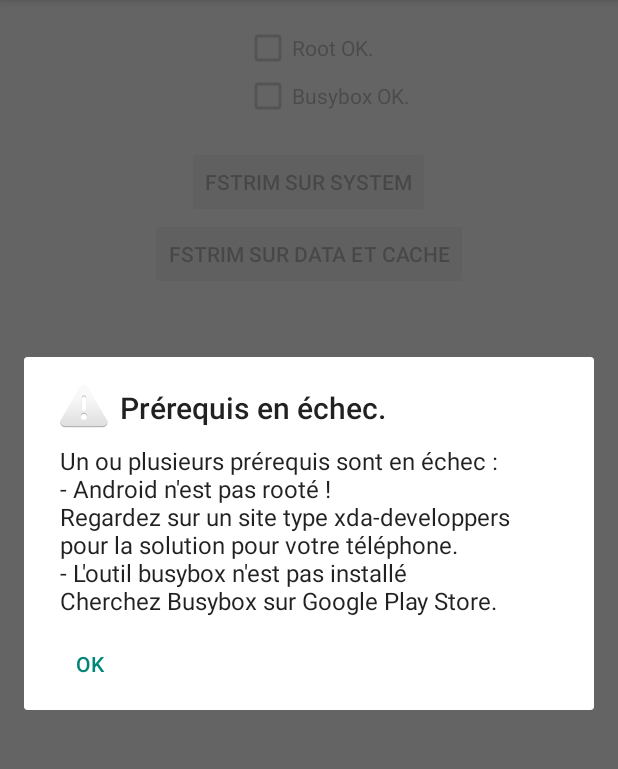
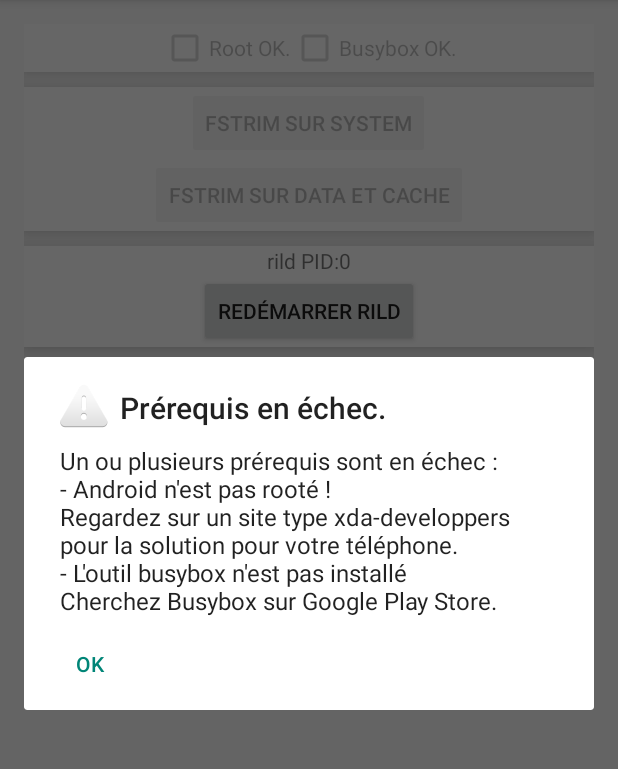
Before and after one commit to boorcecom/BuzyTrim, an Android app: the screen it shows after launch (MainActivity), on a phone screen of 412 x 824 dp, the part 84-853 px from its top. Run offline under Robolectric (Android 15) with nearby library versions, the phone set to English and light mode, and no system bars; libraries missing offline, so code that uses them is left out: eu.chainfire.libsuperuser; 3 statements that could not run were skipped.

Commit message:
Ajout de la relance de RILD

```diff
--- a/buzytrim/src/main/java/com/boorce/buzytrim/sysLinuxTools.java
+++ b/buzytrim/src/main/java/com/boorce/buzytrim/sysLinuxTools.java
@@ -21,6 +21,13 @@ public class sysLinuxTools {
         return Shell.SH.run("uname -r").toString();
     }
 
-
+    public int getRildPID() {
+        String rilPid=Shell.SH.run("ps rild|grep rild|awk ' { print $2 } '").toString();
+        int returnData=0;
+        if(rilPid!=null) {
+            returnData=Integer.decode(rilPid.substring(1,rilPid.length()-1));
+        }
+        return returnData;
+    }
 
 }
--- a/buzytrim/src/main/res/layout/activity_main.xml
+++ b/buzytrim/src/main/res/layout/activity_main.xml
@@ -5,32 +5,22 @@
     android:paddingTop="@dimen/activity_vertical_margin"
     android:paddingBottom="@dimen/activity_vertical_margin" tools:context=".MainActivity">
 
+    <LinearLayout
+        android:orientation="horizontal"
+        android:layout_width="fill_parent"
+        android:layout_height="wrap_content"
+        android:gravity="center"
+        android:background="@android:color/background_light"
+        android:elevation="10dp"
+        android:id="@+id/linearLayoutInfos">
+
         <CheckBox
             android:layout_width="wrap_content"
             android:layout_height="wrap_content"
             android:text="@string/hasSU_checkBox"
             android:id="@+id/hasSUCheckBox"
-        android:layout_alignParentTop="true"
-        android:layout_centerHorizontal="true"
             android:clickable="false"
             android:enabled="false" />
-
-    <Button
-        android:layout_width="wrap_content"
-        android:layout_height="wrap_content"
-        android:text="@string/fsTrimSystem_button"
-        android:id="@+id/fsTrimSystemButton"
-        android:layout_below="@+id/hasSUCheckBox"
-        android:layout_centerHorizontal="true"
-        android:layout_marginTop="49dp" />
-
-    <Button
-        android:layout_width="wrap_content"
-        android:layout_height="wrap_content"
-        android:text="@string/fsTrimAll_button"
-        android:id="@+id/fsTrimAllbutton"
-        android:layout_below="@+id/fsTrimSystemButton"
-        android:layout_centerHorizontal="true" />
 
         <CheckBox
             android:layout_width="wrap_content"
@@ -38,7 +28,68 @@
             android:text="@string/hasBusy_checkBox"
             android:id="@+id/hasBusybox"
             android:clickable="false"
-        android:enabled="false"
-        android:layout_below="@+id/hasSUCheckBox"
-        android:layout_alignStart="@+id/hasSUCheckBox" />
+            android:enabled="false" />
+    </LinearLayout>
+
+
+    <Space
+        android:layout_width="fill_parent"
+        android:layout_height="10dp"
+        android:layout_below="@+id/linearLayoutInfos"
+        android:id="@+id/paddingSpace1" />
+
+    <LinearLayout
+        android:orientation="vertical"
+        android:layout_width="fill_parent"
+        android:layout_height="wrap_content"
+        android:gravity="center"
+        android:background="@android:color/background_light"
+        android:elevation="10dp"
+        android:id="@+id/linearLayoutTrim"
+        android:layout_below="@+id/paddingSpace1"
+        >
+
+        <Button
+            android:layout_width="wrap_content"
+            android:layout_height="wrap_content"
+            android:text="@string/fsTrimSystem_button"
+            android:id="@+id/fsTrimSystemButton" />
+
+        <Button
+            android:layout_width="wrap_content"
+            android:layout_height="wrap_content"
+            android:text="@string/fsTrimAll_button"
+            android:id="@+id/fsTrimAllbutton" />
+    </LinearLayout>
+
+    <Space
+        android:layout_width="fill_parent"
+        android:layout_height="10dp"
+        android:layout_below="@+id/linearLayoutTrim"
+        android:id="@+id/paddingSpace2" />
+
+    <LinearLayout
+        android:orientation="vertical"
+        android:layout_width="fill_parent"
+        android:layout_height="wrap_content"
+        android:gravity="center"
+        android:background="@android:color/background_light"
+        android:elevation="10dp"
+        android:id="@+id/linearLayoutRild"
+        android:layout_below="@+id/paddingSpace2"
+        >
+
+        <TextView
+            android:layout_width="wrap_content"
+            android:layout_height="wrap_content"
+            android:text="@string/rildpid"
+            android:id="@+id/rildpid_text" />
+
+        <Button
+            android:layout_width="wrap_content"
+            android:layout_height="wrap_content"
+            android:text="@string/reRild_button"
+            android:id="@+id/reRild" />
+    </LinearLayout>
+
 </RelativeLayout>
--- a/buzytrim/src/main/res/values/strings.xml
+++ b/buzytrim/src/main/res/values/strings.xml
@@ -16,5 +16,10 @@
     <string name="textRootBusyFail">Un ou plusieurs prérequis sont en échec :</string>
     <string name="textRootFail">\n- Android n\'est pas rooté !\nRegardez sur un site type xda-developpers pour la solution pour votre téléphone.</string>
     <string name="textBusyFail">\n- L\'outil busybox n\'est pas installé\nCherchez Busybox sur Google Play Store.</string>
+    <string name="rildpid">rild PID:</string>
+    <string name="reRild_button">redémarrer rild</string>
+    <string name="doReRILD_string">relance de rild</string>
+    <string name="reRILDFail_string">echec restart du RILD</string>
+
 
 </resources>
```
Also changed, not shown: buzytrim/src/main/java/com/boorce/buzytrim/MainActivity.java (+78 -1 lines), 5 other files. Lines whose indentation alone changed are shown as unchanged.
